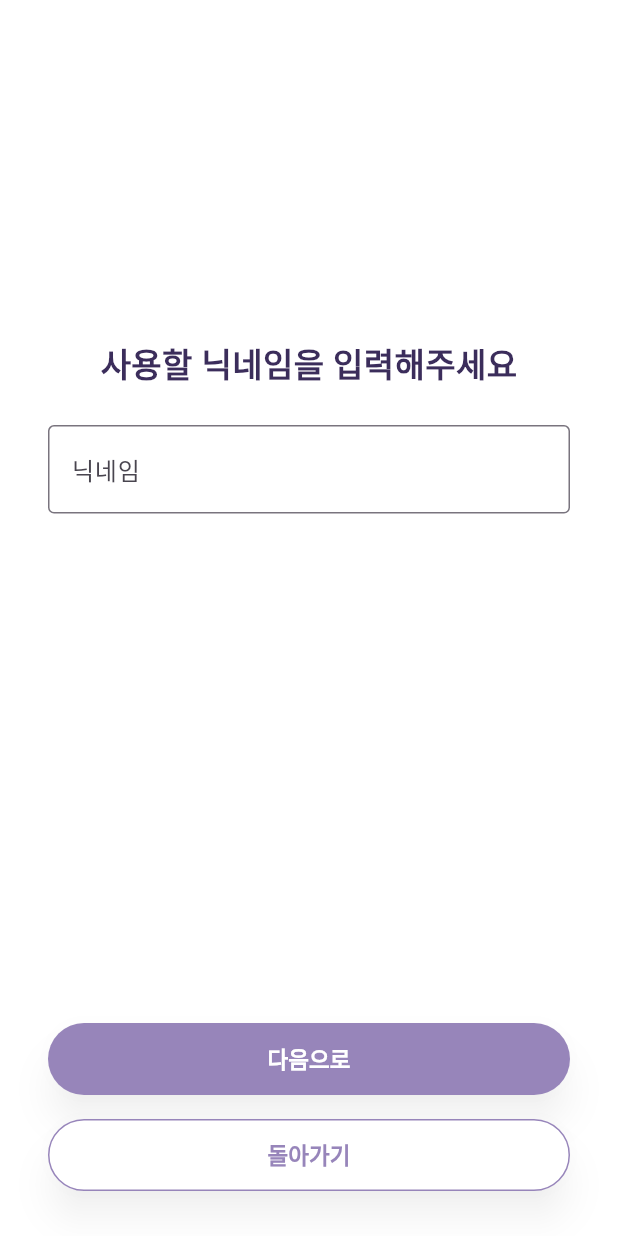
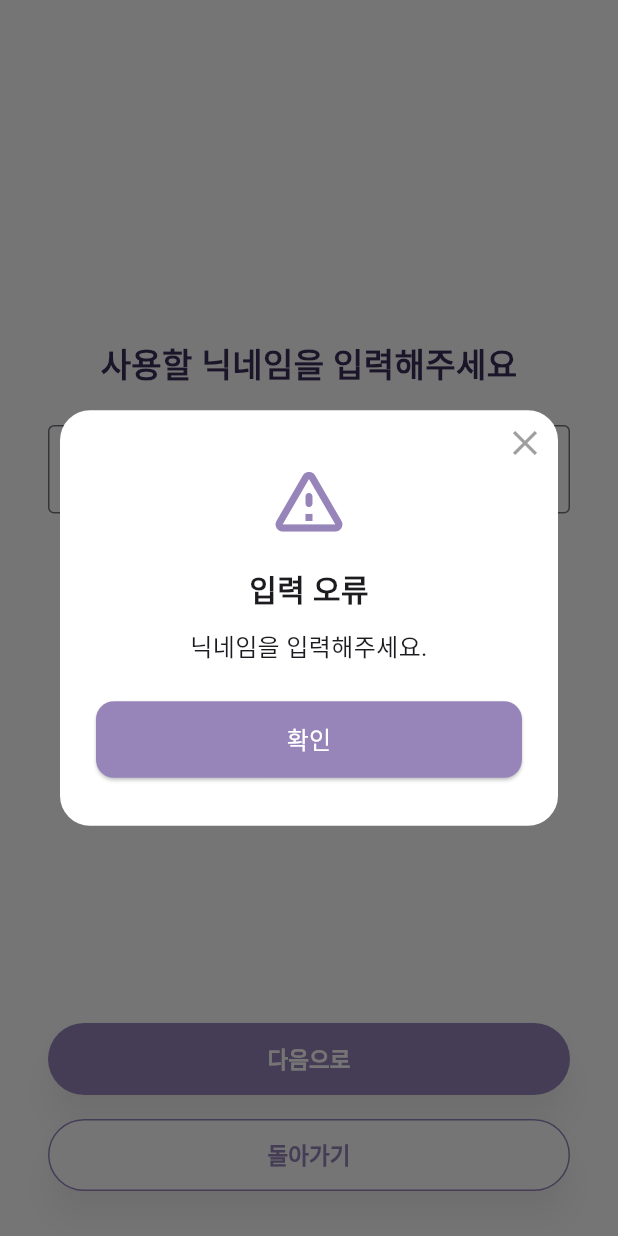
Before and after one commit to K-Hackathon-01z/eum-front, a Flutter app: the NicknameSignupScreen screen opened by its route, after a tap on "다음으로", on a phone screen of 412 x 824 dp. Run offline on Flutter 3.47's test engine with Material 3 defaults, Android fonts, the phone set to English and light mode, and no system bars; our stand-ins replace flutter_svg.

Commit message:
fix: "닉네임 공란일시 예외처리"

```diff
--- a/lib/screens/user/signup/nickname_signup_screen.dart
+++ b/lib/screens/user/signup/nickname_signup_screen.dart
@@ -1,5 +1,6 @@
 import 'package:flutter/material.dart';
 import '../../../widgets/user/button.dart';
+import '../../../widgets/user/popup.dart';
 
 class NicknameSignupScreen extends StatefulWidget {
   const NicknameSignupScreen({super.key});
@@ -53,6 +54,19 @@ class _NicknameSignupScreenState extends State<NicknameSignupScreen> {
                       textColor: Colors.white,
                       backgroundColor: const Color(0xFF9785BA),
                       onPressed: () {
+                        if (_nicknameController.text.trim().isEmpty) {
+                          showDialog(
+                            context: context,
+                            builder: (_) => CommonPopup(
+                              icon: Icons.warning_amber_rounded,
+                              title: '입력 오류',
+                              message: '닉네임을 입력해주세요.',
+                              button1Text: '확인',
+                              onButtonFirstPressed: () => Navigator.of(context).pop(),
+                            ),
+                          );
+                          return;
+                        }
                         // 다음 회원가입 단계로 이동 (추후 구현)
                       },
                     ),
--- a/lib/widgets/user/popup.dart
+++ b/lib/widgets/user/popup.dart
@@ -19,7 +19,7 @@ class CommonPopup extends StatelessWidget {
   const CommonPopup({
     super.key,
     required this.icon,
-    this.iconColor = const Color(0xFFC7B5EB),
+    this.iconColor = const Color(0xFF9785BA),
     required this.title,
     required this.message,
     this.button1Text = '확인',
```
